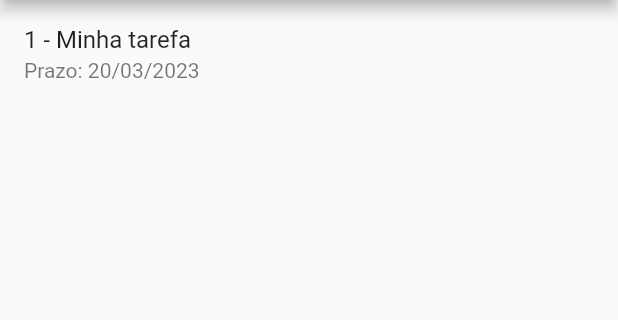
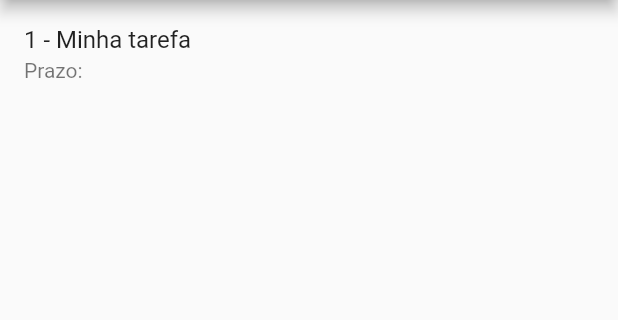
Before and after one commit to svcto/mob_md_tarefas, a Flutter app: the screen it shows after launch, on a phone screen of 412 x 824 dp, the part 84-404 px from its top. Run offline on Flutter 3.47's test engine with Material 2 defaults, Android fonts, the phone set to English and light mode, and no system bars.

Commit message:
aula 14/03

```diff
--- a/lib/pages/lista_tarefas_page.dart
+++ b/lib/pages/lista_tarefas_page.dart
@@ -9,11 +9,15 @@ class ListaTarefaPage extends StatefulWidget {
 }
 
 class _ListaTarefasPageState extends State<ListaTarefaPage> {
+
+  static const ACAO_EDITAR = 'editar';
+
   final tarefas = <Tarefa>[
     Tarefa(
       id: 1,
       descricao: "Minha tarefa",
-        prazo: DateTime.now().add(Duration(days: 5)))
+      //prazo: DateTime.now().add(Duration(days: 5))
+    )
   ];
 
   var _ultimoId = 1;
@@ -37,22 +41,19 @@ class _ListaTarefasPageState extends State<ListaTarefaPage> {
         context: context,
         builder: (BuildContext context) {
           return AlertDialog(
-            title: Text(
-                tarefaAtual == null ?
-                  "Nova tarefa" :
-                  "Alterar tarefa" + tarefaAtual.id.toString()
-            ),
+            title: Text(tarefaAtual == null
+                ? "Nova tarefa"
+                : "Alterar tarefa" + tarefaAtual.id.toString()),
             content: ConteudoFormDialog(key: key, tarefaAtual: tarefaAtual),
             actions: [
               TextButton(
-                  onPressed: () =>
-                      Navigator.pop(context),
-                  child: Text("Cancelar")
-              ),
+                  onPressed: () => Navigator.pop(context),
+                  child: Text("Cancelar")),
               TextButton(
                   onPressed: () => {
                         if (key.currentState != null &&
-                          key.currentState!.dadosValidados()) {
+                            key.currentState!.dadosValidados())
+                          {
                             setState(() {
                               final novaTarefa = key.currentState!.novaTarefa;
                               if (index == null) {
@@ -64,12 +65,10 @@ class _ListaTarefasPageState extends State<ListaTarefaPage> {
                             })
                           }
                       },
-                  child: Text("Salvar")
-              )
+                  child: Text("Salvar"))
             ],
           );
-        }
-    );
+        });
   }
 
   AppBar _criarAppBar() {
@@ -91,12 +90,36 @@ class _ListaTarefasPageState extends State<ListaTarefaPage> {
     return ListView.separated(
         itemBuilder: (BuildContext context, int index) {
           final tarefa = tarefas[index];
-          return ListTile(
+
+          return PopupMenuButton<String>(
+              itemBuilder: (BuildContext context) => _criarItensMenu(),
+              onSelected: (String valorSelecionado) {
+                if (valorSelecionado == ACAO_EDITAR) {
+                  _abrirForm(tarefaAtual: tarefa, index: index);
+                }
+              },
+              child: ListTile(
                 title: Text('${tarefa.id} - ${tarefa.descricao}'),
-            subtitle: Text('Prazo: ${tarefa.prazoFormatado}'),
-          );
+                subtitle: Text(tarefa.prazoFormatado == null
+                    ? "Sem prazo"
+                    : 'Prazo: ${tarefa.prazoFormatado}'),
+              ));
         },
         separatorBuilder: (BuildContext context, int index) => Divider(),
         itemCount: tarefas.length);
   }
+
+  List<PopupMenuItem<String>> _criarItensMenu() {
+    return [
+      PopupMenuItem(
+        value: ACAO_EDITAR,
+        child: Row(
+          children: [
+            Icon(Icons.edit, color: Colors.black),
+            Padding(padding: EdgeInsets.only(left: 10), child: Text("Editar")),
+          ],
+        ),
+      )
+    ];
   }
+}
```
Lines whose indentation alone changed are shown as unchanged.
